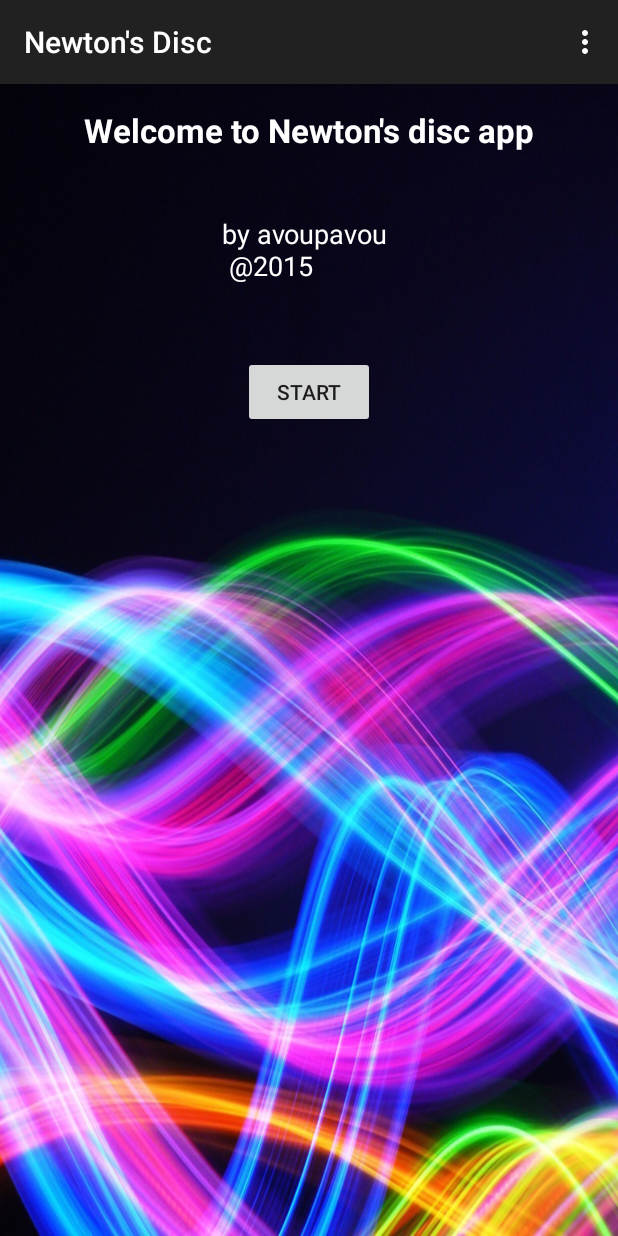
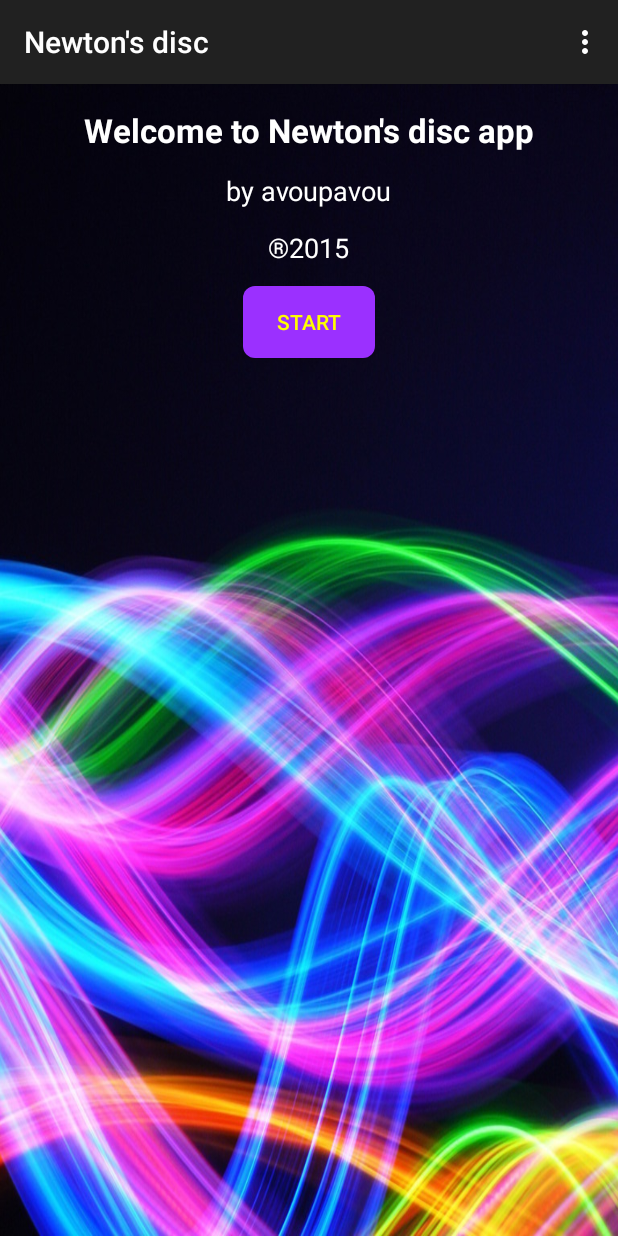
Before and after one commit to avoupavou/NewtonsDisc, an Android app: the screen it shows after launch (MainActivity), on a phone screen of 412 x 824 dp. Run offline under Robolectric (Android 15) with nearby library versions, the phone set to English and light mode, and no system bars.

Commit message:
Unbelievable Improvements
You asked for a round button ?? You got it!
And some other nice to have improvements.

```diff
--- /dev/null
+++ b/app/src/main/res/drawable/roundedbutton.xml
@@ -0,0 +1,9 @@
+<?xml version="1.0" encoding="utf-8"?>
+<shape xmlns:android="http://schemas.android.com/apk/res/android"
+    android:shape="rectangle">
+    <solid android:color="#9B30FF" />
+    <corners android:bottomRightRadius="8dip"
+        android:bottomLeftRadius="8dip"
+        android:topRightRadius="8dip"
+        android:topLeftRadius="8dip"/>
+</shape>
--- a/app/src/main/res/layout/activity_main.xml
+++ b/app/src/main/res/layout/activity_main.xml
@@ -12,29 +12,46 @@
         android:layout_height="wrap_content"
         android:textAppearance="?android:attr/textAppearanceLarge"
         android:textColor="#FFFFFF"
+        android:textAlignment="center"
         android:text="@string/welcome_text"
-        android:id="@+id/textView"
-        android:layout_centerHorizontal="true"
-        android:textStyle="bold" />
+        android:id="@+id/textViewWelcome"
+        android:textStyle="bold"
+        android:layout_alignParentTop="true"
+        android:layout_centerHorizontal="true" />
 
     <TextView
         android:layout_width="wrap_content"
         android:layout_height="wrap_content"
         android:textAppearance="?android:attr/textAppearanceMedium"
         android:textColor="#FFFFFF"
+        android:textAlignment="center"
         android:text="@string/creators"
-        android:id="@+id/textView2"
-        android:layout_marginTop="42dp"
-        android:layout_below="@+id/textView"
+        android:id="@+id/textViewCreators"
+        android:layout_marginTop="13dp"
+        android:layout_below="@+id/textViewWelcome"
+        android:layout_centerHorizontal="true" />
+
+    <TextView
+        android:layout_width="wrap_content"
+        android:layout_height="wrap_content"
+        android:textAppearance="?android:attr/textAppearanceMedium"
+        android:textColor="#FFFFFF"
+        android:textAlignment="center"
+        android:text="@string/year"
+        android:id="@+id/textViewYear"
+        android:layout_marginTop="13dp"
+        android:layout_below="@+id/textViewCreators"
         android:layout_centerHorizontal="true" />
 
     <Button
         android:layout_width="wrap_content"
         android:layout_height="wrap_content"
+        android:background="@drawable/roundedbutton"
+        android:textColor="#FFFF00"
         android:text="@string/start_button"
         android:id="@+id/button"
-        android:layout_below="@+id/textView2"
-        android:layout_centerHorizontal="true"
-        android:layout_marginTop="48dp"
-        android:onClick="startWheel"/>
+        android:layout_marginTop="13dp"
+        android:onClick="startWheel"
+        android:layout_below="@+id/textViewYear"
+        android:layout_centerHorizontal="true" />
 </RelativeLayout>
--- a/app/src/main/res/values/strings.xml
+++ b/app/src/main/res/values/strings.xml
@@ -1,12 +1,13 @@
 <?xml version="1.0" encoding="utf-8"?>
 <resources>
 
-    <string name="app_name">Newton\'s Disc</string>
     <string name="hello_world">Hello world!</string>
+    <string name="app_name">Newton\'s disc</string>
     <string name="action_settings">Settings</string>
+    <string name="action_about">About</string>
 
-    <string name="action_about">About</string>
-    <string name="creators">by avoupavou \n @2015</string>
+    <string name="creators">by avoupavou</string>
+    <string name="year">®2015</string>
 
     <string name="title_activity_open_gl">OpenGLActivity</string>
     <string name="title_activity_my_glrenderer">MyGLRenderer</string>
@@ -14,8 +15,9 @@
 
     <string name="welcome_text">Welcome to Newton\'s disc app</string>
     <string name="start_button">Start</string>
+
     <string name="About">A Newton disc, discovered by Isaac Newton, is a disc with segments in rainbow colours. When the disc is rotated, the colors fade to white; In this way Isaac Newton demonstrated that white light is a combination of the seven different colours found in a rainbow. This is due to the phenomenon called persistence of vision. It was an important discovery as it proves that light is not colourless, but has colour in it which together converge to give a faded white colour which we consider colourless. This property is based on the principles of dispersion of light.</string>
-    <string name="version">Newton’s disc for Android \n Version 1.0.0@20150207 by avoupavou ®2015
+    <string name="version">Newton’s disc for Android \nVersion 1.0.0@20150207 by avoupavou ®2015
         </string>
 
     <string name="title_activity_about">About</string>
--- a/app/src/main/res/xml/preferences.xml
+++ b/app/src/main/res/xml/preferences.xml
@@ -11,7 +11,7 @@
             android:textColor="#FFFFFF"
             android:id="@+id/disc_type"
             android:title="Disc type"
-            android:summary="Select the disc type"
+            android:summary="Select disc type"
             android:key="discType"
             android:defaultValue="1"
             android:entries="@array/listArray"
```
Also changed, not shown: app/src/main/res/drawable/background_settings.jpg.
